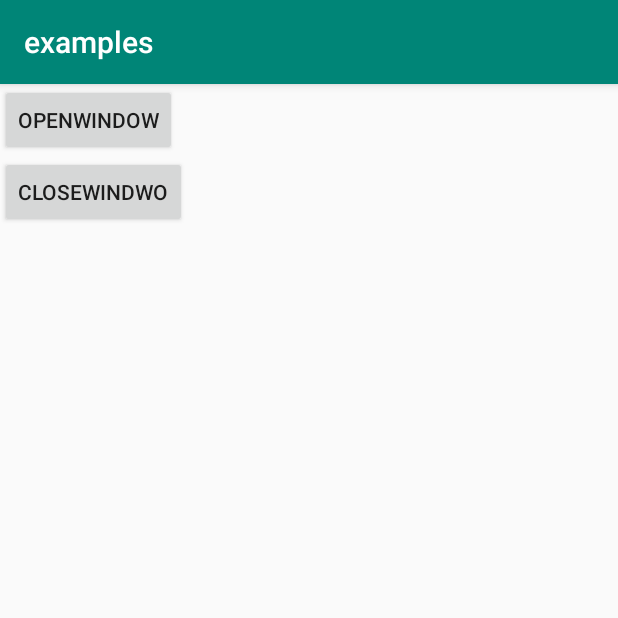
After one commit to itwangxiang/blog, an Android app: the WindowActivity screen opened directly, with no data from a screen before it, on a phone screen of 412 x 824 dp, the top half of it. The commit adds this screen. Run offline under Robolectric (Android 15) with nearby library versions, the phone set to English and light mode, and no system bars; libraries missing offline, so code that uses them is left out: com.blankj.utilcode.

Commit message:
WindowActivity

```diff
--- a/code/android/examples/app/src/main/AndroidManifest.xml
+++ b/code/android/examples/app/src/main/AndroidManifest.xml
@@ -17,7 +17,7 @@
         android:supportsRtl="true"
         android:theme="@style/AppTheme"
         tools:ignore="AllowBackup,GoogleAppIndexingWarning">
-<!--        android:configChanges="orientation|keyboardHidden|screenSize"-->
+        <activity android:name=".ui.WindowActivity"/>
         <activity
             android:name=".ui.ScreenSwitchActivity"
             android:screenOrientation="portrait" />
--- a/code/android/examples/app/src/main/java/cn/todev/examples/MainActivity.java
+++ b/code/android/examples/app/src/main/java/cn/todev/examples/MainActivity.java
@@ -27,6 +27,7 @@ import cn.todev.examples.ui.ScreenSwitchActivity;
 import cn.todev.examples.ui.ServiceFirstActivity;
 import cn.todev.examples.ui.ThreadPoolActivity;
 import cn.todev.examples.ui.ViewActivity;
+import cn.todev.examples.ui.WindowActivity;
 
 public class MainActivity extends AppCompatActivity {
 
@@ -60,6 +61,7 @@ public class MainActivity extends AppCompatActivity {
         level0Item.addSubItem(new Level1Item("BroadcastReceiver", null));
         level0Item.addSubItem(new Level1Item("Content Provider", null));
         level0Item.addSubItem(new Level1Item("屏幕切换", ScreenSwitchActivity.class));
+        level0Item.addSubItem(new Level1Item("悬浮窗", WindowActivity.class));
         res.add(level0Item);
 
         level0Item = new Level0Item("View 篇");
--- /dev/null
+++ b/code/android/examples/app/src/main/java/cn/todev/examples/ui/WindowActivity.kt
@@ -0,0 +1,58 @@
+package cn.todev.examples.ui
+
+import android.content.Context
+import android.graphics.PixelFormat
+import android.os.Build
+import androidx.appcompat.app.AppCompatActivity
+import android.os.Bundle
+import android.view.*
+import cn.todev.examples.R
+import com.blankj.utilcode.util.LogUtils
+import kotlinx.android.synthetic.main.activity_window.*
+
+class WindowActivity : AppCompatActivity() {
+
+    private lateinit var mWindowManager : WindowManager
+
+    private var mTemperatureWindow : View? = null
+
+    override fun onCreate(savedInstanceState: Bundle?) {
+        super.onCreate(savedInstanceState)
+        setContentView(R.layout.activity_window)
+
+        mWindowManager = getSystemService(Context.WINDOW_SERVICE) as WindowManager
+
+        openWindow.setOnClickListener {
+            openWindow()
+        }
+
+        closeWindow.setOnClickListener {
+            closeWindow()
+        }
+    }
+
+    fun openWindow(){
+        mTemperatureWindow?: run{
+            mTemperatureWindow = LayoutInflater.from(this).inflate(R.layout.item_view,null).apply {
+                setOnClickListener {
+                    LogUtils.e("setOnClickListener")
+                }
+            }
+
+            val windowType = if (Build.VERSION.SDK_INT >= Build.VERSION_CODES.O) WindowManager.LayoutParams.TYPE_APPLICATION_OVERLAY else WindowManager.LayoutParams.TYPE_SYSTEM_OVERLAY
+            mWindowManager.addView(mTemperatureWindow, WindowManager.LayoutParams(ViewGroup.LayoutParams.WRAP_CONTENT, ViewGroup.LayoutParams.WRAP_CONTENT,
+                    windowType, 0, PixelFormat.TRANSPARENT).apply {
+                gravity = Gravity.TOP or Gravity.END
+                x = 12
+                y = 70
+            })
+        }
+    }
+
+    fun closeWindow(){
+        mTemperatureWindow?.run {
+            mWindowManager.removeView(mTemperatureWindow)
+            mTemperatureWindow = null
+        }
+    }
+}
--- /dev/null
+++ b/code/android/examples/app/src/main/res/layout/activity_window.xml
@@ -0,0 +1,21 @@
+<?xml version="1.0" encoding="utf-8"?>
+<LinearLayout xmlns:android="http://schemas.android.com/apk/res/android"
+    xmlns:tools="http://schemas.android.com/tools"
+    android:layout_width="match_parent"
+    android:orientation="vertical"
+    android:layout_height="match_parent"
+    tools:context=".ui.WindowActivity">
+
+    <Button
+        android:id="@+id/openWindow"
+        android:text="openWindow"
+        android:layout_width="wrap_content"
+        android:layout_height="wrap_content"/>
+
+    <Button
+        android:id="@+id/closeWindow"
+        android:text="closeWindwo"
+        android:layout_width="wrap_content"
+        android:layout_height="wrap_content"/>
+
+</LinearLayout>
--- a/code/android/examples/app/src/main/res/layout/item_view.xml
+++ b/code/android/examples/app/src/main/res/layout/item_view.xml
@@ -2,11 +2,13 @@
 <LinearLayout xmlns:android="http://schemas.android.com/apk/res/android"
     android:layout_width="match_parent"
     android:layout_height="wrap_content"
+    android:background="@color/colorPrimary"
     android:orientation="horizontal">
 
     <TextView
         android:id="@+id/text"
-        android:layout_width="wrap_content"
-        android:layout_height="wrap_content" />
+        android:text="123"
+        android:layout_width="50dp"
+        android:layout_height="50dp" />
 
 </LinearLayout>
```
